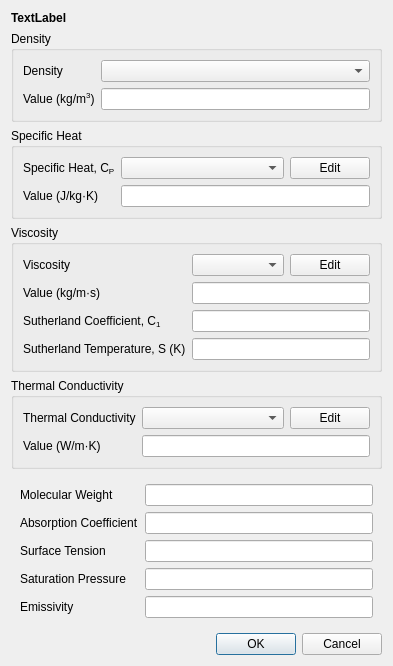
Above: view/setup/materials/material_dialog.ui from nextfoam/baram before the change. Below: the same form after it.
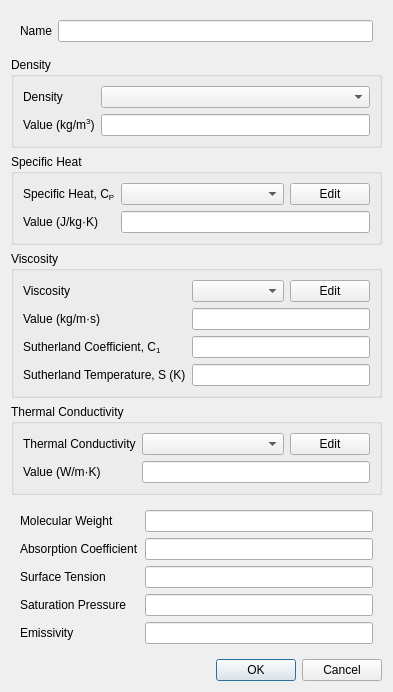
That is the form after the change.

Diff of the .ui file:
```diff
--- a/view/setup/materials/material_dialog.ui
+++ b/view/setup/materials/material_dialog.ui
@@ -7,7 +7,7 @@
     <x>0</x>
     <y>0</y>
     <width>377</width>
-    <height>652</height>
+    <height>676</height>
    </rect>
   </property>
   <property name="windowTitle">
@@ -15,15 +15,19 @@
   </property>
   <layout class="QVBoxLayout" name="verticalLayout">
    <item>
-    <widget class="QLabel" name="material">
-     <property name="font">
-      <font>
-       <bold>true</bold>
-      </font>
-     </property>
-     <property name="text">
-      <string>TextLabel</string>
-     </property>
+    <widget class="QWidget" name="widget" native="true">
+     <layout class="QFormLayout" name="formLayout_6">
+      <item row="0" column="0">
+       <widget class="QLabel" name="label_7">
+        <property name="text">
+         <string>Name</string>
+        </property>
+       </widget>
+      </item>
+      <item row="0" column="1">
+       <widget class="QLineEdit" name="name"/>
+      </item>
+     </layout>
     </widget>
    </item>
    <item>
```
